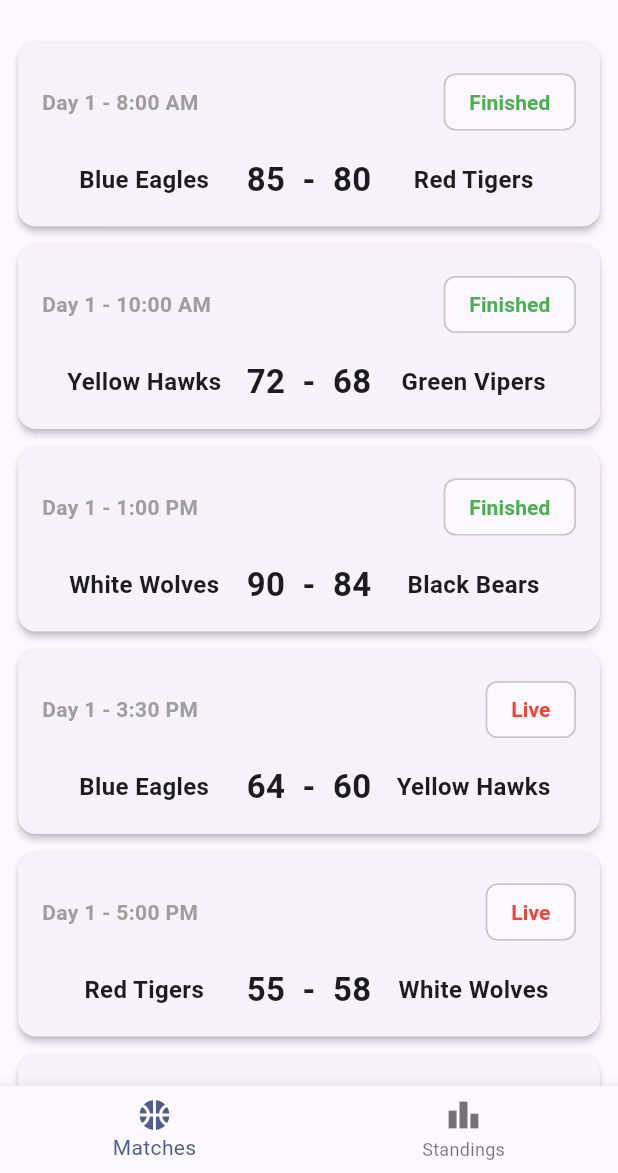
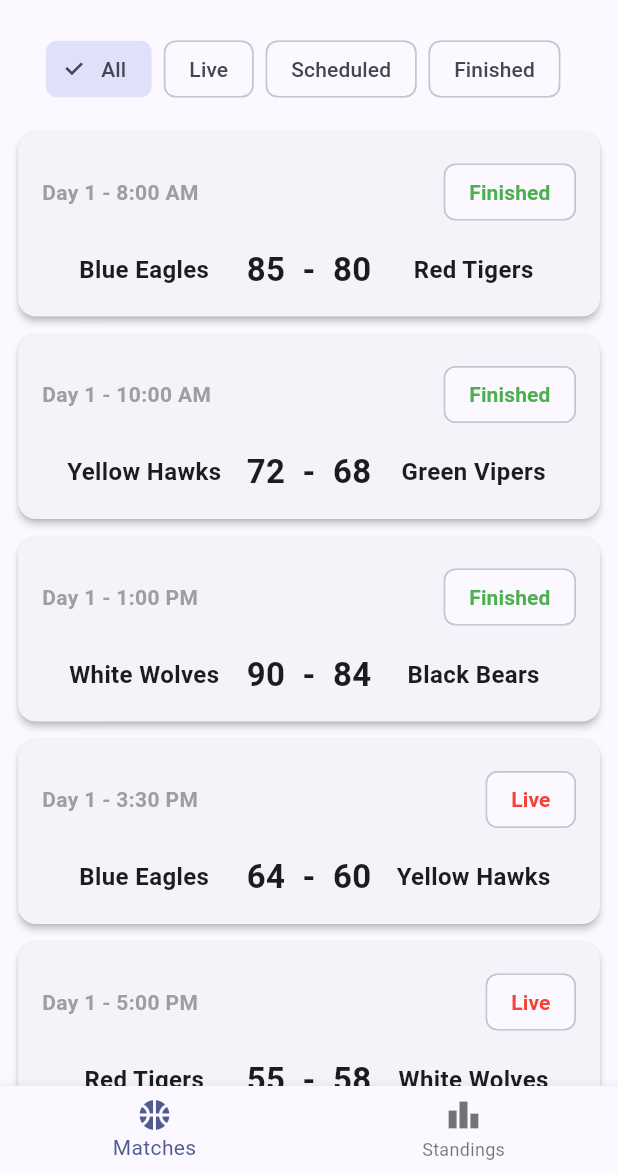
Before and after one commit to ZKBorja/CSIT284-Capstone-Borja, a Flutter app: the screen it shows after launch, on a phone screen of 412 x 824 dp, the part 63-1236 px from its top. Run offline on Flutter 3.47's test engine with Material 3 defaults, Android fonts, the phone set to English and light mode, and no system bars.

Commit message:
added filtering

```diff
--- a/capstone_borja/lib/screens/matches_screen.dart
+++ b/capstone_borja/lib/screens/matches_screen.dart
@@ -3,7 +3,7 @@ import 'package:capstone_borja/models/match_item.dart';
 import 'package:capstone_borja/screens/match_detail_screen.dart';
 import 'package:capstone_borja/widgets/match_card.dart';
 
-class MatchesScreen extends StatelessWidget {
+class MatchesScreen extends StatefulWidget {
   const MatchesScreen({
     super.key,
     required this.matches,
@@ -13,6 +13,13 @@ class MatchesScreen extends StatelessWidget {
   final List<MatchItem> matches;
   final Function(MatchItem match, int scoreA, int scoreB, String status) onUpdateMatch;
 
+  @override
+  State<MatchesScreen> createState() => _MatchesScreenState();
+}
+
+class _MatchesScreenState extends State<MatchesScreen> {
+  String _selectedFilter = 'All';
+
   void _openDetail(BuildContext context, MatchItem match) async {
     final result = await Navigator.of(context).push<Map<String, dynamic>>(
       MaterialPageRoute(
@@ -21,7 +28,7 @@ class MatchesScreen extends StatelessWidget {
     );
 
     if (result != null) {
-      onUpdateMatch(
+      widget.onUpdateMatch(
         match,
         result['scoreA'] as int,
         result['scoreB'] as int,
@@ -32,16 +39,51 @@ class MatchesScreen extends StatelessWidget {
 
   @override
   Widget build(BuildContext context) {
-    return ListView.builder(
-      padding: const EdgeInsets.symmetric(vertical: 8),
-      itemCount: matches.length,
+    final filteredMatches = widget.matches.where((match) {
+      if (_selectedFilter == 'All') return true;
+      return match.status == _selectedFilter;
+    }).toList();
+
+    return Column(
+      children: [
+        SingleChildScrollView(
+          scrollDirection: Axis.horizontal,
+          padding: const EdgeInsets.symmetric(horizontal: 12, vertical: 8),
+          child: Row(
+            children: ['All', 'Live', 'Scheduled', 'Finished'].map((filter) {
+              return Padding(
+                padding: const EdgeInsets.only(right: 8),
+                child: ChoiceChip(
+                  label: Text(filter),
+                  selected: _selectedFilter == filter,
+                  onSelected: (selected) {
+                    if (selected) {
+                      setState(() {
+                        _selectedFilter = filter;
+                      });
+                    }
+                  },
+                ),
+              );
+            }).toList(),
+          ),
+        ),
+        Expanded(
+          child: filteredMatches.isEmpty
+              ? const Center(child: Text('No matches found for this filter.'))
+              : ListView.builder(
+                  padding: const EdgeInsets.symmetric(vertical: 4),
+                  itemCount: filteredMatches.length,
                   itemBuilder: (ctx, index) {
-        final match = matches[index];
+                    final match = filteredMatches[index];
                     return MatchCard(
                       match: match,
                       onTap: () => _openDetail(context, match),
                     );
                   },
+                ),
+        ),
+      ],
     );
   }
 }
```
Also changed, not shown: 1 other file. Lines whose indentation alone changed are shown as unchanged.
